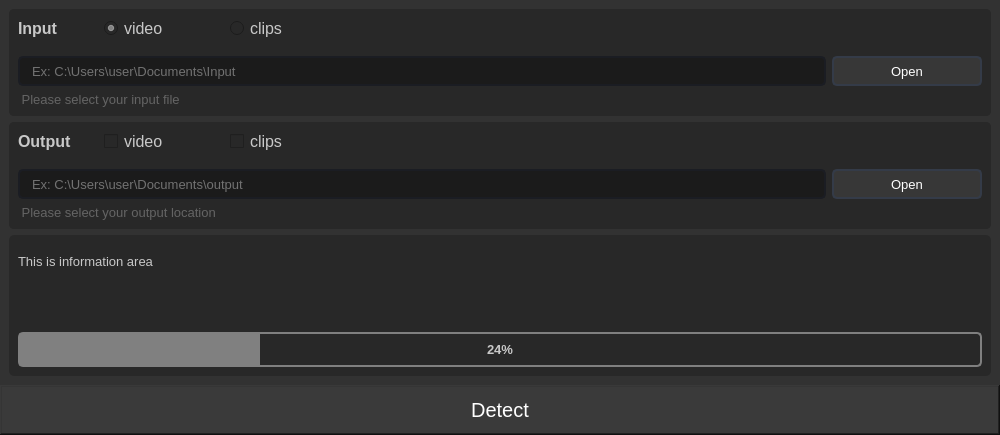
Qt form user_interface/form/ui_page2.ui (mmiikeke/Lane_Detection) before a commit.
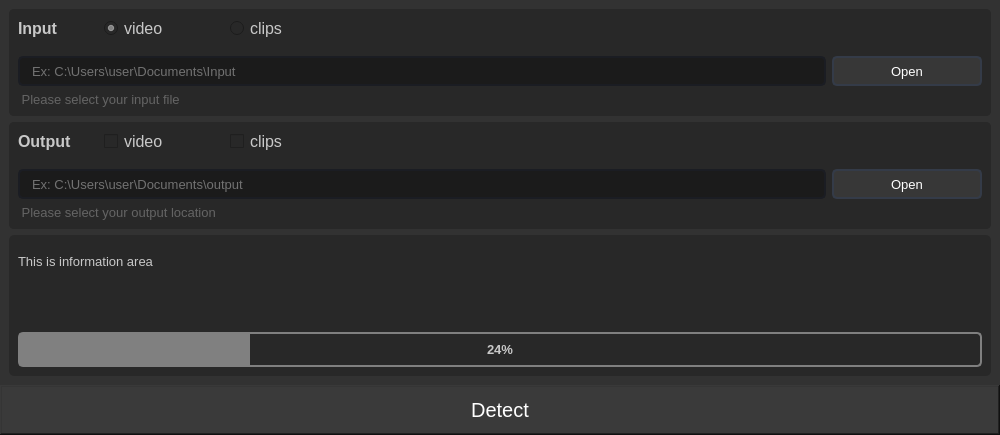
The same form after that commit. Icons and pictures are not drawn.

```diff
--- a/user_interface/form/ui_page2.ui
+++ b/user_interface/form/ui_page2.ui
@@ -670,7 +670,7 @@
 }
 QProgressBar::chunk {
     background-color: grey;
-    width: 20px;
+    width: 5px;
 }</string>
                  </property>
                  <property name="value">
```
Left out of the diff: 2 changed lines with no effect on the pictures.
